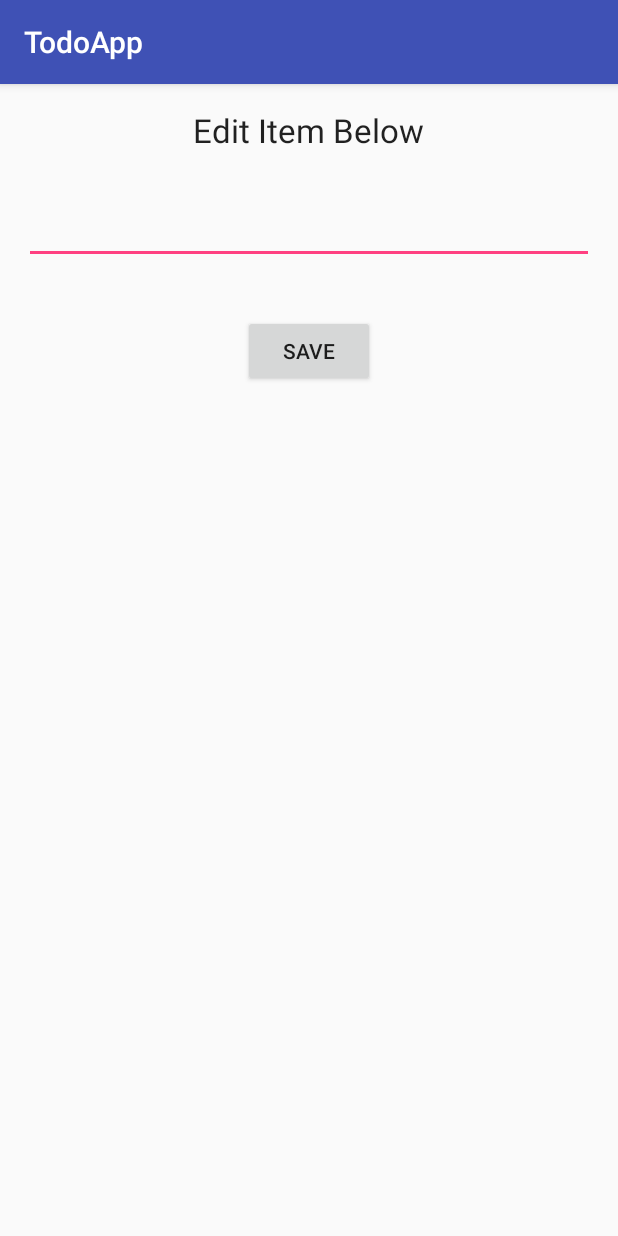
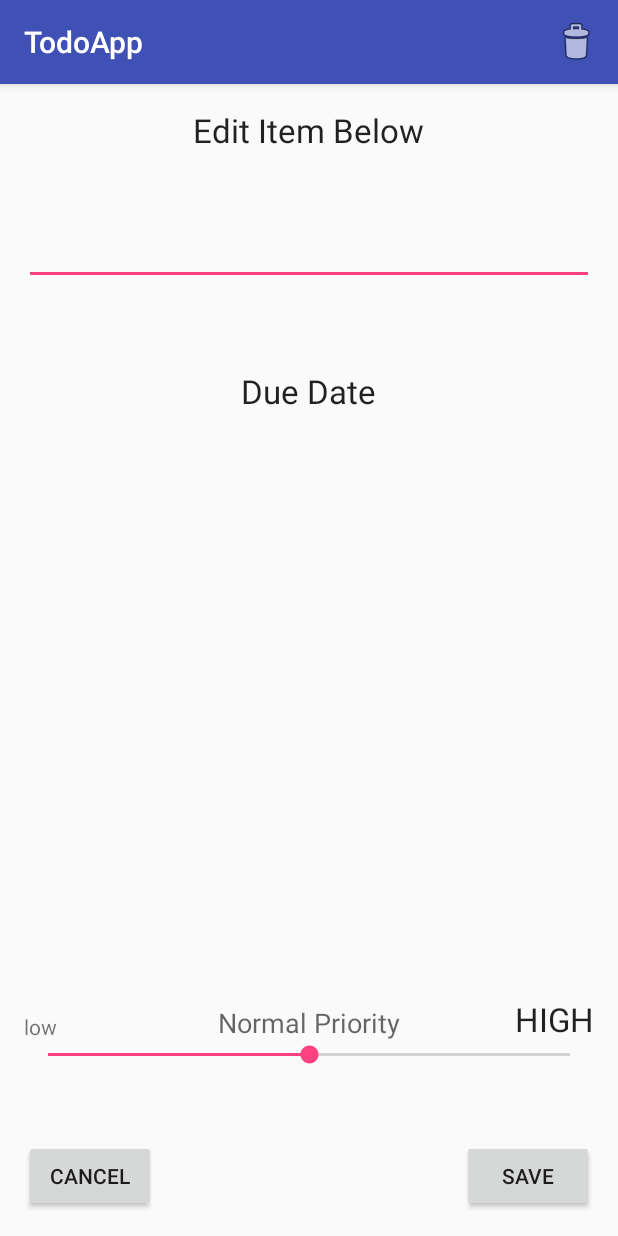
Before and after one commit to Monte9/TodoApp-Android, an Android app: the EditItemActivity screen opened directly, with no data from a screen before it, on a phone screen of 412 x 824 dp. Run offline under Robolectric (Android 15) with nearby library versions, the phone set to English and light mode, and no system bars.

Commit message:
added delete icon and functionality

```diff
--- a/TodoApp/app/src/main/java/com/montewithpillow/todoapp/EditItemActivity.java
+++ b/TodoApp/app/src/main/java/com/montewithpillow/todoapp/EditItemActivity.java
@@ -1,10 +1,16 @@
 package com.montewithpillow.todoapp;
 
+import android.content.DialogInterface;
 import android.content.Intent;
+import android.support.v7.app.AlertDialog;
 import android.support.v7.app.AppCompatActivity;
 import android.os.Bundle;
+import android.view.Menu;
+import android.view.MenuInflater;
+import android.view.MenuItem;
 import android.view.View;
 import android.widget.EditText;
+import android.widget.Toast;
 
 public class EditItemActivity extends AppCompatActivity {
 
@@ -42,4 +48,44 @@ public class EditItemActivity extends AppCompatActivity {
         setResult(RESULT_OK, data); // set result code and bundle data for response
         finish(); // closes the activity, pass data to parent
     }
+
+    @Override
+    public boolean onCreateOptionsMenu(Menu menu) {
+        MenuInflater inflater = getMenuInflater();
+        inflater.inflate(R.menu.menu_main, menu);
+        return super.onCreateOptionsMenu(menu);
+    }
+
+    @Override
+    public boolean onOptionsItemSelected(MenuItem item) {
+        AlertDialog alertDialog = new AlertDialog.Builder(this).create();
+        alertDialog.setTitle("Confirm Delete");
+        alertDialog.setMessage("Are you sure you want to delete this Todo Item?");
+
+        //cancel button
+        alertDialog.setButton(AlertDialog.BUTTON_NEGATIVE, "CANCEL",
+                new DialogInterface.OnClickListener() {
+                    @Override
+                    public void onClick(DialogInterface dialog, int which) {
+                        dialog.dismiss();
+                    }
+                }
+        );
+
+        //yes button - to confirm delete
+        alertDialog.setButton(AlertDialog.BUTTON_POSITIVE, "YES",
+                new DialogInterface.OnClickListener() {
+                    @Override
+                    public void onClick(DialogInterface dialog, int which) {
+                        Intent i = new Intent(EditItemActivity.this, MainActivity.class);
+                        i.putExtra("id", todoitem.getId());
+                        i.putExtra("delete", true);
+                        startActivity(i);
+                        Toast.makeText(getApplicationContext(), "Todo item deleted!", Toast.LENGTH_SHORT).show();
+                    }
+                }
+        );
+        alertDialog.show();
+        return super.onOptionsItemSelected(item);
+    }
 }
--- a/TodoApp/app/src/main/java/com/montewithpillow/todoapp/MainActivity.java
+++ b/TodoApp/app/src/main/java/com/montewithpillow/todoapp/MainActivity.java
@@ -49,6 +49,14 @@ public class MainActivity extends AppCompatActivity {
 
         reloadListView();
 
+        //check for deleting item
+        Boolean delete = getIntent().getBooleanExtra("delete", false);
+        if (delete) {
+            int id = getIntent().getIntExtra("id", 0);
+            databaseHelper.deleteItems(String.valueOf(id));
+            reloadListView();
+        }
+
         lvItems.setOnItemClickListener(new AdapterView.OnItemClickListener() {
             @Override
             public void onItemClick(AdapterView<?> adapterView, View view, int pos, long l) {
--- a/TodoApp/app/src/main/res/layout/activity_edit_item.xml
+++ b/TodoApp/app/src/main/res/layout/activity_edit_item.xml
@@ -25,12 +25,12 @@
         android:ems="10"
         android:textAlignment="center"
         android:id="@+id/editText"
-        android:layout_marginTop="29dp"
         android:layout_below="@+id/displayText"
         android:layout_alignParentLeft="true"
         android:layout_alignParentStart="true"
-        android:layout_alignParentRight="true"
-        android:layout_alignParentEnd="true" />
+        android:layout_marginTop="43dp"
+        android:layout_alignRight="@+id/hpTextView"
+        android:layout_alignEnd="@+id/hpTextView" />
 
     <Button
         android:layout_width="wrap_content"
@@ -38,7 +38,68 @@
         android:text="Save"
         android:onClick="onSave"
         android:id="@+id/saveButton"
-        android:layout_marginTop="34dp"
+        android:layout_alignParentBottom="true"
+        android:layout_alignParentRight="true"
+        android:layout_alignParentEnd="true" />
+
+    <Button
+        android:layout_width="wrap_content"
+        android:layout_height="wrap_content"
+        android:text="Cancel"
+        android:id="@+id/cancelButton"
+        android:layout_alignParentBottom="true"
+        android:layout_alignParentLeft="true"
+        android:layout_alignParentStart="true" />
+
+    <SeekBar
+        android:layout_width="wrap_content"
+        android:layout_height="wrap_content"
+        android:id="@+id/seekBar"
+        android:minWidth="300pt"
+        android:progress="1"
+        android:max="2"
+        android:layout_above="@+id/saveButton"
+        android:layout_alignParentLeft="true"
+        android:layout_alignParentStart="true"
+        android:layout_marginBottom="48dp" />
+
+    <TextView
+        android:layout_width="wrap_content"
+        android:layout_height="wrap_content"
+        android:textAppearance="?android:attr/textAppearanceSmall"
+        android:text="low"
+        android:id="@+id/lpTextView"
+        android:layout_above="@+id/seekBar"
+        android:layout_alignParentLeft="true"
+        android:layout_alignParentStart="true" />
+
+    <TextView
+        android:layout_width="wrap_content"
+        android:layout_height="wrap_content"
+        android:textAppearance="?android:attr/textAppearanceMedium"
+        android:text="Normal Priority"
+        android:id="@+id/npTextView"
+        android:layout_above="@+id/seekBar"
+        android:layout_centerHorizontal="true" />
+
+    <TextView
+        android:layout_width="wrap_content"
+        android:layout_height="wrap_content"
+        android:textAppearance="?android:attr/textAppearanceLarge"
+        android:text="HIGH"
+        android:id="@+id/hpTextView"
+        android:layout_alignBottom="@+id/npTextView"
+        android:layout_alignRight="@+id/seekBar"
+        android:layout_alignEnd="@+id/seekBar" />
+
+    <TextView
+        android:layout_width="wrap_content"
+        android:layout_height="wrap_content"
+        android:textAppearance="?android:attr/textAppearanceLarge"
+        android:text="Due Date"
+        android:id="@+id/ddTextView"
+        android:layout_marginTop="56dp"
         android:layout_below="@+id/editText"
         android:layout_centerHorizontal="true" />
+
 </RelativeLayout>
--- /dev/null
+++ b/TodoApp/app/src/main/res/menu/menu_main.xml
@@ -0,0 +1,12 @@
+<?xml version="1.0" encoding="utf-8"?>
+<menu xmlns:android="http://schemas.android.com/apk/res/android"
+    xmlns:app="http://schemas.android.com/apk/res-auto">
+
+    <item
+        android:id="@+id/action_delete_todo"
+        android:icon="@android:drawable/ic_menu_delete"
+        android:orderInCategory="300"
+        android:title="Delete"
+        app:showAsAction="ifRoom" />
+
+</menu>
```
